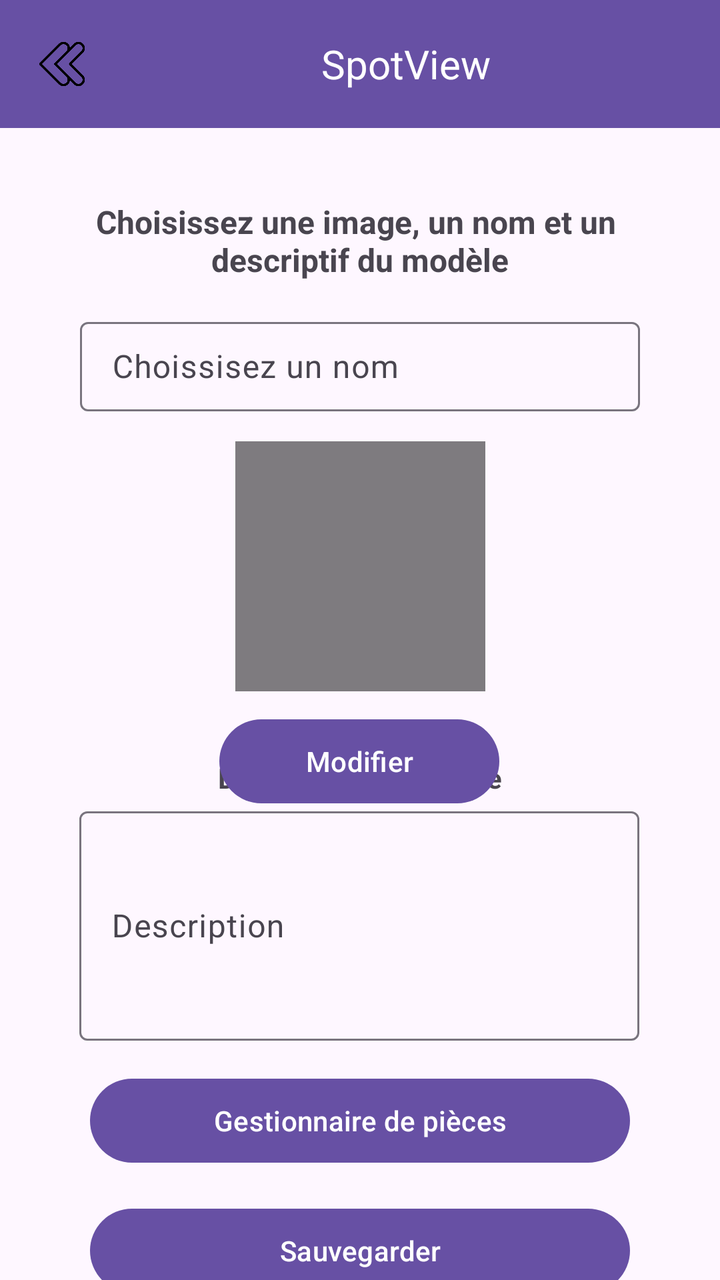
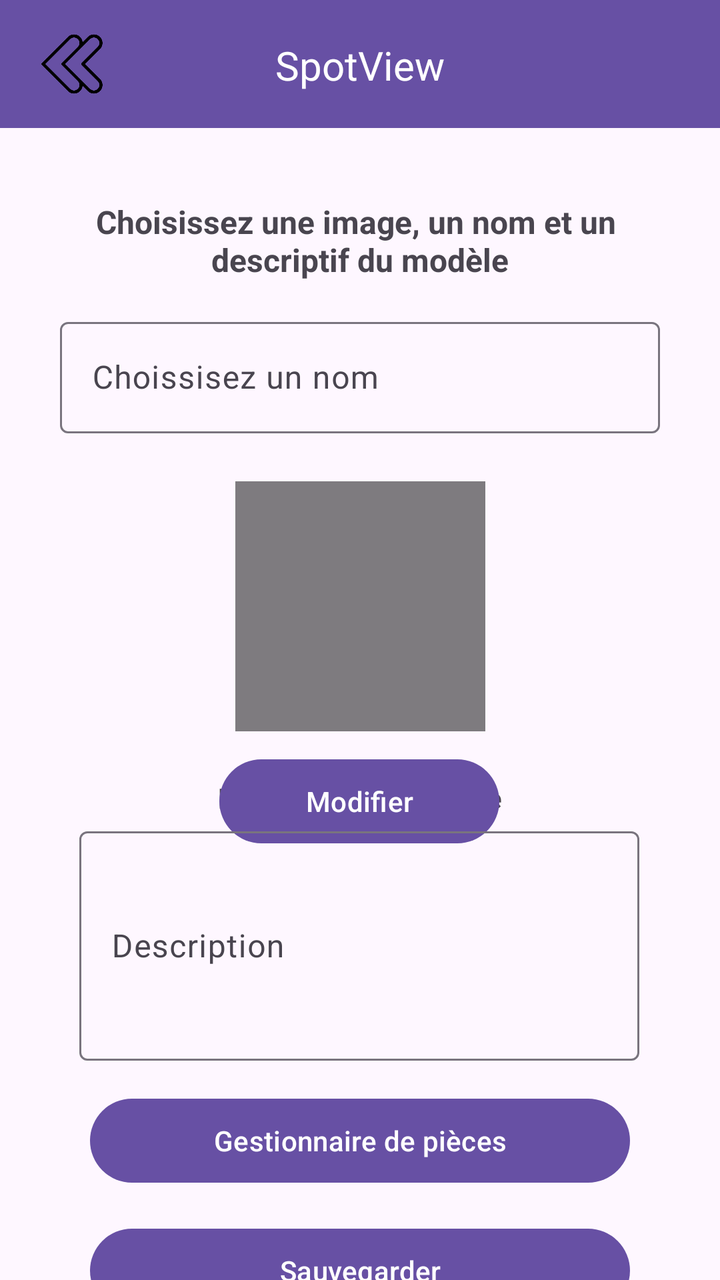

Screens rendered from an Android XML layout before and after an edit, with the pre-edit source and the edit as a unified diff.
<!-- AndroidManifest.xml: application theme Theme.SpotView -->
<!-- res/layout/activity_gestion_modele.xml -->
<?xml version="1.0" encoding="utf-8"?>
<androidx.constraintlayout.widget.ConstraintLayout xmlns:android="http://schemas.android.com/apk/res/android"
    xmlns:app="http://schemas.android.com/apk/res-auto"
    xmlns:tools="http://schemas.android.com/tools"
    android:id="@+id/main"
    android:layout_width="match_parent"
    android:layout_height="match_parent"
    tools:context=".GestionModele">

    <Button
        android:id="@+id/gm_saveB"
        android:layout_width="270dp"
        android:layout_height="50dp"
        android:layout_marginTop="15dp"
        android:layout_marginBottom="36dp"
        android:text="@string/gm_save"
        app:layout_constraintBottom_toBottomOf="parent"
        app:layout_constraintEnd_toEndOf="parent"
        app:layout_constraintStart_toStartOf="parent"
        app:layout_constraintTop_toBottomOf="@+id/gm_gestB" />

    <TextView
        android:id="@+id/gm_descInfo"
        android:layout_width="wrap_content"
        android:layout_height="19dp"
        android:layout_marginTop="20dp"
        android:text="@string/gm_descInfo"
        android:textStyle="bold"
        app:layout_constraintBottom_toTopOf="@+id/gm_descZoneText"
        app:layout_constraintEnd_toEndOf="parent"
        app:layout_constraintStart_toStartOf="parent"
        app:layout_constraintTop_toBottomOf="@+id/gm_modifB" />

    <Button
        android:id="@+id/gm_modifB"
        android:layout_width="140dp"
        android:layout_height="50dp"
        android:layout_marginTop="10dp"
        android:text="@string/sm_modif"
        app:layout_constraintEnd_toEndOf="parent"
        app:layout_constraintHorizontal_bias="0.498"
        app:layout_constraintStart_toStartOf="parent"
        app:layout_constraintTop_toBottomOf="@+id/gm_Image" />

    <ImageView
        android:id="@+id/gm_Image"
        android:layout_width="125dp"
        android:layout_height="125dp"
        android:layout_marginTop="15dp"
        app:layout_constraintEnd_toEndOf="parent"
        app:layout_constraintStart_toStartOf="parent"
        app:layout_constraintTop_toBottomOf="@+id/gm_nameZoneText"
        app:srcCompat="@android:drawable/screen_background_dark_transparent" />

    <include
        layout="@layout/custom_toolbar"
        android:layout_width="match_parent"
        android:layout_height="wrap_content" />

    <TextView
        android:id="@+id/gm_text"
        android:layout_width="wrap_content"
        android:layout_height="wrap_content"
        android:layout_marginTop="100dp"
        android:text="@string/gm_text"
        android:textAlignment="center"
        android:textSize="16sp"
        android:textStyle="bold"
        app:layout_constraintEnd_toEndOf="parent"
        app:layout_constraintStart_toStartOf="parent"
        app:layout_constraintTop_toTopOf="parent" />

    <Button
        android:id="@+id/gm_gestB"
        android:layout_width="270dp"
        android:layout_height="50dp"
        android:text="@string/gm_gest"
        app:layout_constraintBottom_toTopOf="@+id/gm_saveB"
        app:layout_constraintEnd_toEndOf="parent"
        app:layout_constraintStart_toStartOf="parent"
        app:layout_constraintTop_toBottomOf="@+id/gm_descZoneText" />

    <com.google.android.material.textfield.TextInputLayout
        android:id="@+id/gm_nameZoneText"
        android:layout_width="280dp"
        android:layout_height="50dp"
        android:layout_marginTop="15dp"
        app:layout_constraintEnd_toEndOf="parent"
        app:layout_constraintStart_toStartOf="parent"
        app:layout_constraintTop_toBottomOf="@+id/gm_text">

        <com.google.android.material.textfield.TextInputEditText
            android:id="@+id/gm_nameText"
            android:layout_width="match_parent"
            android:layout_height="wrap_content"
            android:hint="@string/gm_name" />
    </com.google.android.material.textfield.TextInputLayout>

    <com.google.android.material.textfield.TextInputLayout
        android:id="@+id/gm_descZoneText"
        android:layout_width="280dp"
        android:layout_height="120dp"
        android:layout_marginTop="2dp"
        android:layout_marginBottom="15dp"
        app:layout_constraintBottom_toTopOf="@+id/gm_gestB"
        app:layout_constraintEnd_toEndOf="parent"
        app:layout_constraintHorizontal_bias="0.496"
        app:layout_constraintStart_toStartOf="parent"
        app:layout_constraintTop_toBottomOf="@+id/gm_descInfo">

        <com.google.android.material.textfield.TextInputEditText
            android:id="@+id/gm_descText"
            android:layout_width="match_parent"
            android:layout_height="match_parent"
            android:hint="@string/gm_desc"
            android:singleLine="false"
            android:textAlignment="viewStart" />
    </com.google.android.material.textfield.TextInputLayout>

</androidx.constraintlayout.widget.ConstraintLayout>
<!-- res/layout/custom_toolbar.xml (included above) -->
<?xml version="1.0" encoding="utf-8"?>
<androidx.appcompat.widget.Toolbar
    xmlns:android="http://schemas.android.com/apk/res/android"
    xmlns:app="http://schemas.android.com/apk/res-auto"
    android:id="@+id/toolbar"
    android:layout_width="match_parent"
    android:layout_height="?attr/actionBarSize"
    android:background="?attr/colorPrimary">

    
    <ImageButton
        android:id="@+id/btnBack"
        android:layout_width="30dp"
        android:layout_height="30dp"
        android:layout_gravity="center_vertical"
        android:background="?attr/selectableItemBackgroundBorderless"
        android:contentDescription="Retour"
        android:scaleType="centerInside"
        android:src="@drawable/back_arrow" />

    
    <TextView
        android:id="@+id/toolbar_title"
        android:layout_width="match_parent"
        android:layout_height="30dp"
        android:gravity="center_vertical"
        android:text="@string/app_name"
        android:textAlignment="center"
        android:textColor="@android:color/white"
        android:textSize="20sp" />
</androidx.appcompat.widget.Toolbar>
<!-- resources referenced by this layout -->
<resources>
  <!-- drawable back_arrow: png bitmap (drawable, 8437 bytes) -->
  <string name="app_name">SpotView</string>
  <string name="gm_desc">Description</string>
  <string name="gm_descInfo">Description du modèle</string>
  <string name="gm_gest">Gestionnaire de pièces</string>
  <string name="gm_name">Choissisez un nom</string>
  <string name="gm_save">Sauvegarder</string>
  <string name="gm_text">Choisissez une image, un nom et un \ndescriptif du modèle</string>
  <string name="sm_modif">Modifier</string>
  <style name="Theme.SpotView" parent="Base.Theme.SpotView" />
  <style name="Base.Theme.SpotView" parent="Theme.Material3.DayNight.NoActionBar">
          
          
      </style>
</resources>

<!-- the commit's change to res/layout/activity_gestion_modele.xml (unified diff, before → after) -->
@@ -82,8 +82,8 @@
 
     <com.google.android.material.textfield.TextInputLayout
         android:id="@+id/gm_nameZoneText"
-        android:layout_width="280dp"
-        android:layout_height="50dp"
+        android:layout_width="300dp"
+        android:layout_height="70dp"
         android:layout_marginTop="15dp"
         app:layout_constraintEnd_toEndOf="parent"
         app:layout_constraintStart_toStartOf="parent"
@@ -120,33 +120,42 @@
 </androidx.constraintlayout.widget.ConstraintLayout>
 <!-- res/layout/custom_toolbar.xml (included above) -->
 <?xml version="1.0" encoding="utf-8"?>
-<androidx.appcompat.widget.Toolbar
-    xmlns:android="http://schemas.android.com/apk/res/android"
+<androidx.constraintlayout.widget.ConstraintLayout xmlns:android="http://schemas.android.com/apk/res/android"
     xmlns:app="http://schemas.android.com/apk/res-auto"
+    xmlns:tools="http://schemas.android.com/tools"
     android:id="@+id/toolbar"
     android:layout_width="match_parent"
     android:layout_height="?attr/actionBarSize"
     android:background="?attr/colorPrimary">
 
     
+
+    
     <ImageButton
         android:id="@+id/btnBack"
-        android:layout_width="30dp"
-        android:layout_height="30dp"
-        android:layout_gravity="center_vertical"
+        android:layout_width="40dp"
+        android:layout_height="40dp"
+        android:layout_marginStart="16dp"
         android:background="?attr/selectableItemBackgroundBorderless"
         android:contentDescription="Retour"
         android:scaleType="centerInside"
-        android:src="@drawable/back_arrow" />
+        android:src="@drawable/back_arrow"
+        app:layout_constraintBottom_toBottomOf="parent"
+        app:layout_constraintStart_toStartOf="parent"
+        app:layout_constraintTop_toTopOf="parent" />
 
-    
     <TextView
         android:id="@+id/toolbar_title"
-        android:layout_width="match_parent"
-        android:layout_height="30dp"
+        android:layout_width="wrap_content"
+        android:layout_height="27dp"
+        android:layout_marginTop="19dp"
+        android:layout_marginBottom="18dp"
         android:gravity="center_vertical"
         android:text="@string/app_name"
-        android:textAlignment="center"
         android:textColor="@android:color/white"
-        android:textSize="20sp" />
-</androidx.appcompat.widget.Toolbar>
+        android:textSize="20sp"
+        app:layout_constraintBottom_toBottomOf="parent"
+        app:layout_constraintEnd_toEndOf="parent"
+        app:layout_constraintStart_toStartOf="parent"
+        app:layout_constraintTop_toTopOf="parent" />
+</androidx.constraintlayout.widget.ConstraintLayout>
